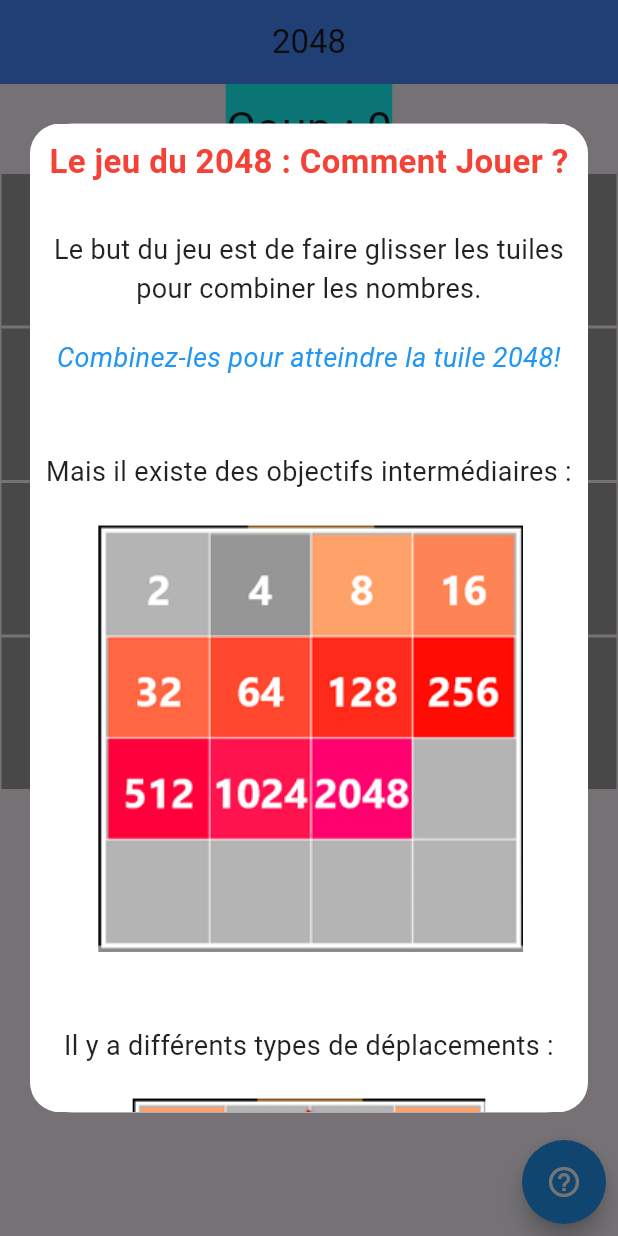
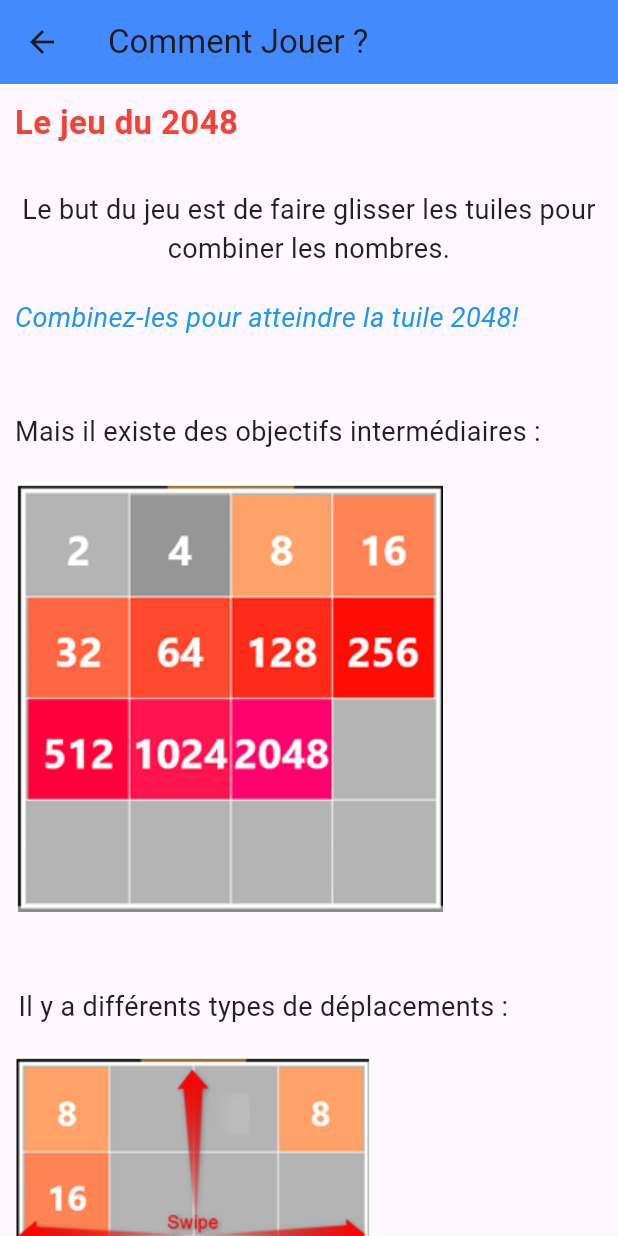
Before and after one commit to Corentin0502/jeu_2048, a Flutter app: the screen it shows after launch, after a tap on the "help outline" icon, on a phone screen of 412 x 824 dp. Run offline on Flutter 3.47's test engine with Material 3 defaults, Android fonts, the phone set to English and light mode, and no system bars.

Commit message:
save code

```diff
--- a/lib/main.dart
+++ b/lib/main.dart
@@ -1,6 +1,8 @@
 import 'package:flutter/material.dart';
-import 'package:jeu_2048/widget/info.dart';
+import 'package:jeu_2048/widget/info_page.dart';
 import 'package:jeu_2048/widget/liste_deroulante.dart';
+import 'package:jeu_2048/widget/refresh.dart';
+import 'package:jeu_2048/widget/footer.dart'; // Import du footer
 
 void main() {
   runApp(const MyApp());
@@ -33,14 +35,16 @@ class _MyAppState extends State<MyApp> {
           backgroundColor: Colors.blueAccent,
           centerTitle: true,
         ),
-        body: Column(
+        body: Stack(
+          children: [
+            Column(
               children: [
                 Container(
                   color: Colors.cyanAccent,
-              padding: EdgeInsets.symmetric(vertical: 8.0),
+                  padding: const EdgeInsets.symmetric(vertical: 8.0),
                   child: Text(
                     "Coup : $coup",
-                style: TextStyle(fontSize: 30),
+                    style: const TextStyle(fontSize: 30),
                   ),
                 ),
                 Expanded(
@@ -53,31 +57,39 @@ class _MyAppState extends State<MyApp> {
                     itemBuilder: (context, index) {
                       return GestureDetector(
                         onTap: () {
-                      print('Tapped on tile $index');
-                      coup++;
-                      print('Coup : $coup');
+                          setState(() {
+                            coup++; // Incrémente le nombre de coups
+                          });
                         },
                         child: Container(
-                      margin: EdgeInsets.all(1),
+                          margin: const EdgeInsets.all(1),
                           height: 50.0,
                           color: Colors.grey,
                           alignment: Alignment.center,
                           child: Text(
                             '$index',
-                        style: TextStyle(color: Colors.black, fontSize: 16),
+                            style: const TextStyle(color: Colors.black, fontSize: 16),
                           ),
                         ),
                       );
                     },
                   ),
                 ),
-            Text(
-              "Objectif à atteindre: $selectedValue", // Affiche la valeur sélectionnée
+                Padding(
+                padding: const EdgeInsets.all(60.0),
+                  child: Text(
+                    "Objectif à atteindre: $selectedValue",
                     style: const TextStyle(fontSize: 20, color: Colors.black),
                   ),
-            ActionSheetExample(onSelectionChanged: _onSelectionChanged),
-
-            FloatingButton(),
+                ),
+              ],
+            ),
+            Positioned(
+              bottom: 0,
+              left: 0,
+              right: 0,
+              child: Footer(onSelectionChanged: _onSelectionChanged),
+            ),
           ],
         ),
       ),
--- /dev/null
+++ b/lib/widget/footer.dart
@@ -0,0 +1,60 @@
+import 'package:flutter/material.dart';
+import 'package:jeu_2048/widget/info_page.dart';
+import 'package:jeu_2048/widget/setting_page.dart';
+
+class Footer extends StatelessWidget {
+  final Function(String) onSelectionChanged; // Ajoute cette fonction de callback
+
+  const Footer({Key? key, required this.onSelectionChanged}) : super(key: key);
+
+  @override
+  Widget build(BuildContext context) {
+    return Container(
+      color: Colors.blueAccent,
+      padding: const EdgeInsets.symmetric(vertical: 10.0),
+      child: Row(
+        mainAxisAlignment: MainAxisAlignment.spaceAround,
+        children: [
+          const Icon(Icons.home, color: Colors.white),
+          GestureDetector(
+            onTap: () {
+              Navigator.push(
+                context,
+                MaterialPageRoute(
+                  builder: (context) => setting_page(
+                    onSelectionChanged: onSelectionChanged,
+                  ),
+                ),
+              );
+            },
+            child: const Icon(Icons.settings, color: Colors.white),
+          ),
+          GestureDetector(
+            onTap: () {
+              Navigator.push(
+                context,
+                PageRouteBuilder(
+                  pageBuilder: (context, animation, secondaryAnimation) => info_page(),
+                  transitionsBuilder: (context, animation, secondaryAnimation, child) {
+                    const begin = Offset(1.0, 0.0); // Début de l'animation hors de l'écran à droite
+                    const end = Offset.zero;        // Fin de l'animation, au centre
+                    const curve = Curves.ease;
+
+                    var tween = Tween(begin: begin, end: end).chain(CurveTween(curve: curve));
+                    var offsetAnimation = animation.drive(tween);
+
+                    return SlideTransition(
+                      position: offsetAnimation,
+                      child: child,
+                    );
+                  },
+                ),
+              );
+            },
+            child: const Icon(Icons.help_outline, color: Colors.white),
+          )
+        ],
+      ),
+    );
+  }
+}
--- a/lib/widget/info.dart
+++ /dev/null
@@ -1,121 +0,0 @@
-import 'package:flutter/material.dart';
-
-class FloatingButton extends StatelessWidget {
-  const FloatingButton({super.key});
-
-  @override
-  Widget build(BuildContext context) {
-    return Align(
-      alignment: Alignment.bottomRight,
-      child: Padding(
-        padding: const EdgeInsets.all(8.0),
-        child: FloatingActionButton(
-          onPressed: () {
-            showDialog(
-              context: context,
-              builder: (BuildContext context) {
-                return Dialog(
-                  insetPadding: EdgeInsets.all(20.0),
-                  child: ClipRRect(
-                    borderRadius: BorderRadius.circular(20),
-                    child: SizedBox(
-                      height: MediaQuery.of(context).size.height * 0.8,
-                      child: SingleChildScrollView(
-                        child: Container(
-                          color: Colors.white,
-                          child: Column(
-                            mainAxisAlignment: MainAxisAlignment.center,
-                            children: [
-                              Padding(
-                                padding: const EdgeInsets.all(10.0),
-                                child: Column(
-                                  children: [
-                                    Text(
-                                      'Le jeu du 2048 : Comment Jouer ?',
-                                      style: TextStyle(
-                                          fontSize: 22,
-                                          color: Colors.red,
-                                          fontWeight: FontWeight.bold
-                                      ),
-                                      textAlign: TextAlign.center,
-                                    ),
-                                    SizedBox(height: 30),
-                                    Text(
-                                      'Le but du jeu est de faire glisser les tuiles pour combiner les nombres.',
-                                      style: TextStyle(
-                                        fontSize: 18,
-                                        color: Colors.black87,
-                                      ),
-                                      textAlign: TextAlign.center,
-                                    ),
-                                    SizedBox(height: 20),
-                                    Text(
-                                      'Combinez-les pour atteindre la tuile 2048!',
-                                      style: TextStyle(
-                                        fontSize: 18,
-                                        color: Colors.blue,
-                                        fontStyle: FontStyle.italic,
-                                      ),
-                                      textAlign: TextAlign.center,
-                                    ),
-                                    SizedBox(height: 50),
-                                    Text(
-                                      'Mais il existe des objectifs intermédiaires :',
-                                      style: TextStyle(
-                                        fontSize: 18,
-                                        color: Colors.black87,
-                                      ),
-                                      textAlign: TextAlign.center,
-                                    ),
-                                    SizedBox(height: 20),
-                                    Image(image: AssetImage('img/score.png')),
-                                    SizedBox(height: 50),
-                                    Text(
-                                      'Il y a différents types de déplacements : ',
-                                      style: TextStyle(
-                                        fontSize: 18,
-                                        color: Colors.black87,
-                                      ),
-                                      textAlign: TextAlign.center,
-                                    ),
-                                    SizedBox(height: 20),
-                                    Image(image: AssetImage('img/grille.png')),
-                                    SizedBox(height: 20),
-                                  ],
-                                ),
-                              ),
-                              ElevatedButton(
-                                onPressed: () {
-                                  Navigator.of(context).pop();
-                                },
-                                style: ElevatedButton.styleFrom(
-                                  backgroundColor: Colors.blue,
-                                ),
-                                child: Text(
-                                  'Fermer',
-                                  style: TextStyle(
-                                    color: Colors.white,
-                                  ),
-                                ),
-                              ),
-                            ],
-                          ),
-                        ),
-                      ),
-                    ),
-                  ),
-                );
-              },
-            );
-          },
-          backgroundColor: Colors.blue,
-          child: Icon(
-            Icons.help_outline,
-            color: Colors.white,
-          ),
-          shape: const CircleBorder(),
-        ),
-      ),
-    );
-  }
-}
--- /dev/null
+++ b/lib/widget/info_page.dart
@@ -0,0 +1,76 @@
+import 'package:flutter/material.dart';
+
+class info_page extends StatelessWidget {
+  const info_page({super.key});
+
+  @override
+  Widget build(BuildContext context) {
+    return Scaffold(
+        appBar: AppBar(
+        title: const Text('Comment Jouer ?'),
+        backgroundColor: Colors.blueAccent,
+    ),
+      body: SingleChildScrollView(
+        child: Padding(
+          padding: const EdgeInsets.all(10.0),
+          child: Column(
+            crossAxisAlignment: CrossAxisAlignment.start,
+            children: [
+              Text(
+                'Le jeu du 2048',
+                style: TextStyle(
+                  fontSize: 22,
+                  color: Colors.red,
+                  fontWeight: FontWeight.bold,
+                ),
+                textAlign: TextAlign.center,
+              ),
+              SizedBox(height: 30),
+              Text(
+                'Le but du jeu est de faire glisser les tuiles pour combiner les nombres.',
+                style: TextStyle(
+                  fontSize: 18,
+                  color: Colors.black87,
+                ),
+                textAlign: TextAlign.center,
+              ),
+              SizedBox(height: 20),
+              Text(
+                'Combinez-les pour atteindre la tuile 2048!',
+                style: TextStyle(
+                  fontSize: 18,
+                  color: Colors.blue,
+                  fontStyle: FontStyle.italic,
+                ),
+                textAlign: TextAlign.center,
+              ),
+              SizedBox(height: 50),
+              Text(
+                'Mais il existe des objectifs intermédiaires :',
+                style: TextStyle(
+                  fontSize: 18,
+                  color: Colors.black87,
+                ),
+                textAlign: TextAlign.center,
+              ),
+              SizedBox(height: 20),
+              Image(image: AssetImage('img/score.png')),
+              SizedBox(height: 50),
+              Text(
+                'Il y a différents types de déplacements : ',
+                style: TextStyle(
+                  fontSize: 18,
+                  color: Colors.black87,
+                ),
+                textAlign: TextAlign.center,
+              ),
+              SizedBox(height: 20),
+              Image(image: AssetImage('img/grille.png')),
+              SizedBox(height: 20),
+            ],
+          ),
+        ),
+      ),
+      );
+    }
+}
--- a/lib/widget/liste_deroulante.dart
+++ b/lib/widget/liste_deroulante.dart
@@ -61,7 +61,7 @@ class _ActionSheetExampleState extends State<ActionSheetExample> {
           padding: const EdgeInsets.symmetric(horizontal: 20, vertical: 12), // Taille interne du bouton
           borderRadius: BorderRadius.circular(20), // Bordures arrondies
           child: const Text(
-            "Sélection de l'objectif",
+            "objectif",
             style: TextStyle(
               fontSize: 16, // Taille du texte
               color: CupertinoColors.white, // Couleur du texte
```
Also changed, not shown: lib/widget/refresh.dart (added, +51 -0 lines), lib/widget/setting_page.dart (added, +34 -0 lines). Lines whose indentation alone changed are shown as unchanged.
